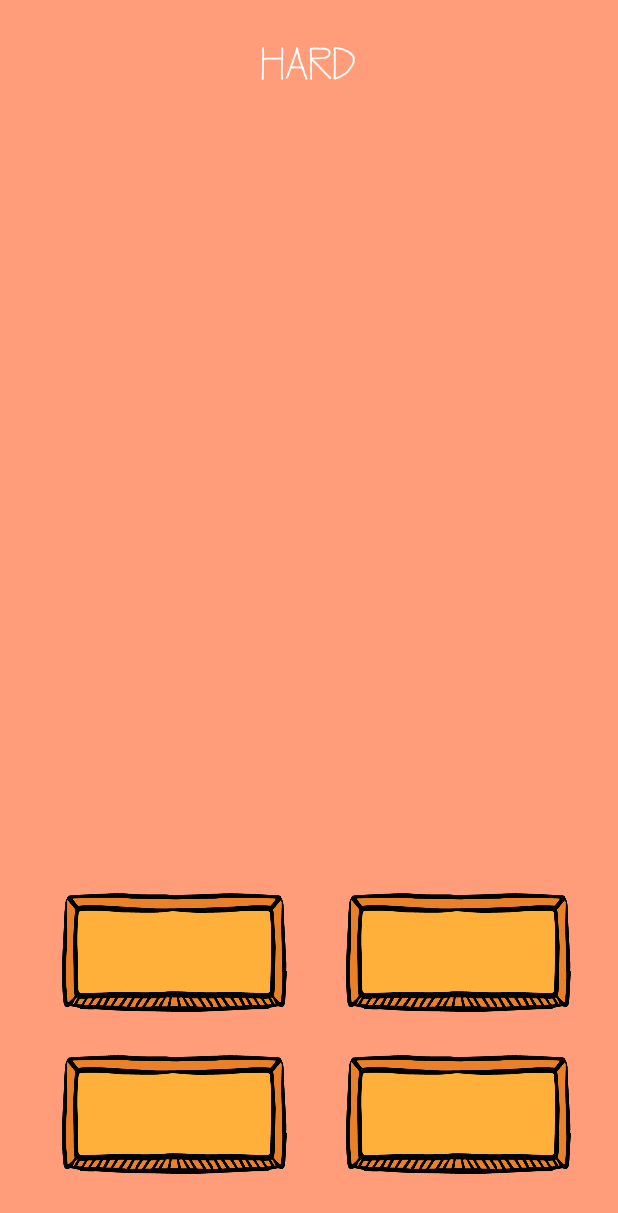
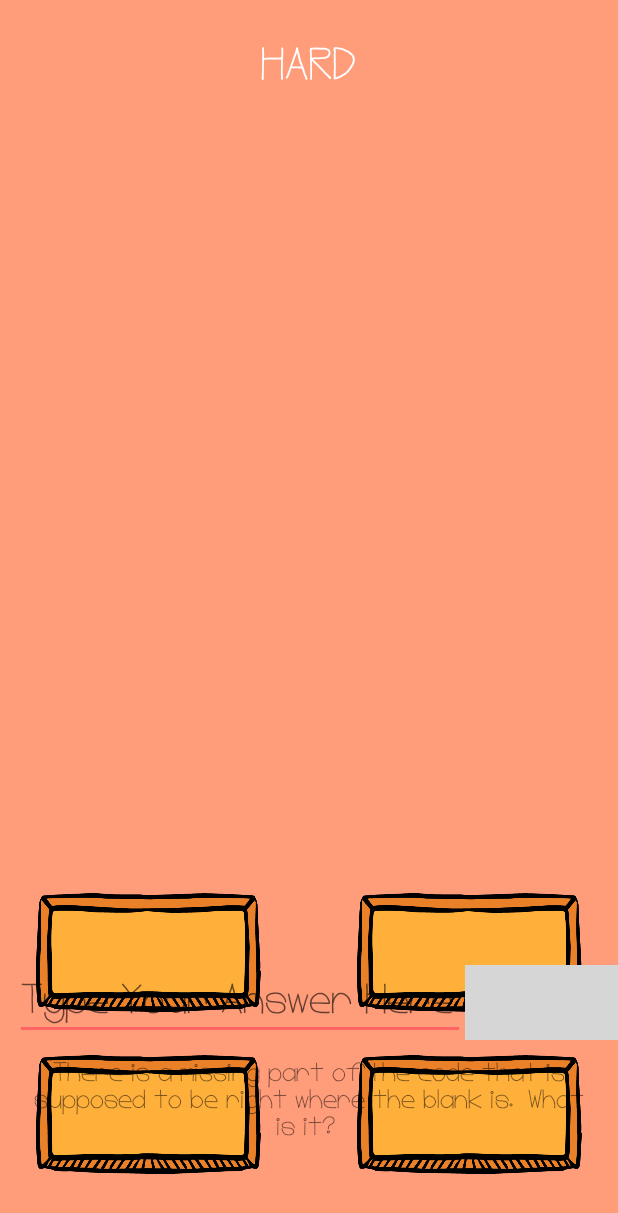
Before and after one commit to Maureen046/Ducktype3, an Android app: the layout activity_level_three_container.xml on its own in the app's theme, with its tools: preview values and no code run, on a phone screen of 412 x 824 dp. Shown: the top 1213 px of the screen. Run offline under Robolectric (Android 15) with nearby library versions, the phone set to English and light mode, and no system bars; grey boxes are pictures that could not be loaded.

Commit message:
level 1 and 2 partially finished

```diff
--- a/app/src/main/res/drawable/music_toggle_button.xml
+++ /dev/null
@@ -1,6 +0,0 @@
-<?xml version="1.0" encoding="utf-8"?>
-<selector xmlns:android="http://schemas.android.com/apk/res/android">
-    <item android:drawable="@drawable/music_on" android:state_checked="false" android:text= "@null"/>
-    <item android:drawable="@drawable/music_off" android:state_checked="true" android:text="@null" android:layout_width="75dp"/>
-
-</selector>
--- a/app/src/main/res/layout/activity_level_three_container.xml
+++ b/app/src/main/res/layout/activity_level_three_container.xml
@@ -4,9 +4,10 @@
     xmlns:tools="http://schemas.android.com/tools"
     android:layout_width="match_parent"
     android:layout_height="match_parent"
+    android:background="@color/level4"
     android:orientation="vertical"
-    android:background="@color/level4"
-    tools:context=".Level3.LevelThreeContainerActivity">
+    tools:context=".Level3.LevelThreeContainerActivity"
+    android:id="@+id/ParentView">
 
     <LinearLayout
         android:layout_width="match_parent"
@@ -36,17 +37,13 @@
         android:focusable="true">
 
         <FrameLayout
-            android:id="@+id/LevelThreeCodeLanding"
             android:layout_width="match_parent"
-            android:layout_height="match_parent">
-
-        </FrameLayout>
+            android:layout_height="286dp"
+            android:paddingTop="50dp">
 
             <LinearLayout
                 android:layout_width="match_parent"
-            android:layout_height="242dp"
-            android:layout_alignParentStart="true"
-            android:layout_alignParentTop="false"
+                android:layout_height="match_parent"
                 android:layout_marginStart="0dp"
                 android:layout_marginTop="0dp"
                 android:gravity="center"
@@ -67,6 +64,18 @@
                     android:visibility="visible" />
             </LinearLayout>
 
+            <ImageView
+                android:id="@+id/LevelThreeImageCodeLanding"
+                android:layout_width="368dp"
+                android:layout_height="match_parent"
+                android:layout_gravity="center" />
+        </FrameLayout>
+
+        <RelativeLayout
+            android:id="@+id/ChoicesButtons"
+            android:layout_width="match_parent"
+            android:layout_height="273dp"
+            android:layout_alignParentBottom="true">
 
             <ImageButton
                 android:id="@+id/lvl3Frag3_choice1"
@@ -74,7 +83,7 @@
                 android:layout_height="79dp"
                 android:layout_alignParentStart="true"
                 android:layout_alignParentBottom="true"
-            android:layout_marginStart="41dp"
+                android:layout_marginStart="24dp"
                 android:layout_marginBottom="149dp"
                 android:background="@null"
                 android:scaleType="fitXY"
@@ -87,7 +96,7 @@
                 android:layout_alignTop="@+id/lvl3Frag3_choice1"
                 android:layout_alignParentEnd="true"
                 android:layout_marginTop="0dp"
-            android:layout_marginEnd="31dp"
+                android:layout_marginEnd="24dp"
                 android:background="@null"
                 android:scaleType="fitXY"
                 android:src="@drawable/choices_button_pressed" />
@@ -118,15 +127,16 @@
 
             <TextView
                 android:id="@+id/LevelThreeFirstChoiceText"
-            android:layout_width="132dp"
-            android:layout_height="33dp"
+                android:layout_width="130dp"
+                android:layout_height="40dp"
                 android:layout_alignTop="@+id/lvl3Frag3_choice1"
                 android:layout_alignEnd="@+id/lvl3Frag3_choice1"
                 android:layout_alignBottom="@+id/lvl3Frag3_choice1"
                 android:layout_centerHorizontal="true"
                 android:layout_marginTop="26dp"
-            android:layout_marginEnd="8dp"
-            android:layout_marginBottom="20dp"
+                android:layout_marginEnd="10dp"
+                android:layout_marginBottom="13dp"
+                android:clickable="false"
                 android:fontFamily="@font/mostly_mono"
                 android:text=""
                 android:textAlignment="center"
@@ -134,8 +144,8 @@
 
             <TextView
                 android:id="@+id/LevelThreeSecondChoiceText"
-            android:layout_width="132dp"
-            android:layout_height="33dp"
+                android:layout_width="123dp"
+                android:layout_height="40dp"
                 android:layout_alignStart="@+id/lvl3Frag3_choice2"
                 android:layout_alignTop="@+id/lvl3Frag3_choice2"
                 android:layout_alignEnd="@+id/lvl3Frag3_choice2"
@@ -144,7 +154,9 @@
                 android:layout_marginStart="14dp"
                 android:layout_marginTop="27dp"
                 android:layout_marginEnd="13dp"
-            android:layout_marginBottom="21dp"
+                android:layout_marginBottom="12dp"
+                android:clickable="false"
+                android:focusable="false"
                 android:fontFamily="@font/mostly_mono"
                 android:text=""
                 android:textAlignment="center"
@@ -153,7 +165,7 @@
             <TextView
                 android:id="@+id/LevelThreeThirdChoiceText"
                 android:layout_width="129dp"
-            android:layout_height="33dp"
+                android:layout_height="44dp"
                 android:layout_alignStart="@+id/lvl3Frag3_choice3"
                 android:layout_alignTop="@+id/lvl3Frag3_choice3"
                 android:layout_alignEnd="@+id/lvl3Frag3_choice3"
@@ -162,7 +174,9 @@
                 android:layout_marginStart="11dp"
                 android:layout_marginTop="24dp"
                 android:layout_marginEnd="10dp"
-            android:layout_marginBottom="20dp"
+                android:layout_marginBottom="11dp"
+                android:clickable="false"
+                android:focusable="false"
                 android:fontFamily="@font/mostly_mono"
                 android:text=""
                 android:textAlignment="center"
@@ -170,22 +184,83 @@
 
             <TextView
                 android:id="@+id/LevelThreeLastChoiceText"
-            android:layout_width="132dp"
-            android:layout_height="33dp"
+                android:layout_width="129dp"
+                android:layout_height="44dp"
                 android:layout_alignStart="@+id/lvl3Frag3_choice4"
                 android:layout_alignTop="@+id/lvl3Frag3_choice4"
                 android:layout_alignEnd="@+id/lvl3Frag3_choice4"
                 android:layout_alignBottom="@+id/lvl3Frag3_choice4"
                 android:layout_centerHorizontal="true"
                 android:layout_marginStart="12dp"
-            android:layout_marginTop="24dp"
-            android:layout_marginEnd="12dp"
-            android:layout_marginBottom="17dp"
+                android:layout_marginTop="22dp"
+                android:layout_marginEnd="9dp"
+                android:layout_marginBottom="13dp"
+                android:clickable="false"
+                android:focusable="false"
                 android:fontFamily="@font/mostly_mono"
                 android:text=""
                 android:textAlignment="center"
                 android:textColor="@color/colorText" />
+        </RelativeLayout>
 
+        <FrameLayout
+            android:id="@+id/LevelThreeCodeAnswerLanding"
+            android:layout_width="match_parent"
+            android:layout_height="251dp"
+            android:layout_alignParentBottom="true">
+
+            <LinearLayout
+                android:layout_width="match_parent"
+                android:layout_height="255dp"
+                android:layout_gravity="bottom"
+                android:clickable="true"
+                android:focusable="true"
+                android:gravity="center"
+                android:orientation="vertical">
+
+
+                <LinearLayout
+                    android:layout_width="match_parent"
+                    android:layout_height="76dp"
+                    android:gravity="center"
+                    android:paddingLeft="10dp"
+                    android:orientation="horizontal">
+
+                    <EditText
+                        android:id="@+id/ANSWER_HERE_EDITTEXT"
+                        android:layout_width="wrap_content"
+                        android:layout_height="wrap_content"
+                        android:ems="10"
+                        android:fontFamily="@font/mostly_mono"
+                        android:hint="Type Your Answer Here"
+                        android:inputType="text"
+                        android:textColor="@color/white"
+                        android:textSize="28sp" />
+
+                    <ImageButton
+                        android:id="@+id/SUBMIT_HERE_BUTTON"
+                        android:layout_width="wrap_content"
+                        android:layout_height="50dp"
+                        android:layout_weight="1"
+                        android:background="@null"
+                        android:scaleType="fitCenter"
+                        android:src="@drawable/submit_button_pressed" />
+                </LinearLayout>
+
+                <TextView
+                    android:id="@+id/textView7"
+                    android:layout_width="match_parent"
+                    android:layout_height="wrap_content"
+                    android:fontFamily="@font/mostly_mono"
+                    android:paddingLeft="15dp"
+                    android:paddingRight="15dp"
+                    android:text="There is a missing part of the code that is supposed to be right where the blank is. What is it?"
+                    android:textAlignment="center"
+                    android:textSize="18sp" />
+
+            </LinearLayout>
+
+        </FrameLayout>
 
     </RelativeLayout>
 
```
Also changed, not shown: app/src/main/java/com/example/truel/ducktype3/BackgroundMusicService.java (+0 -9 lines), app/src/main/java/com/example/truel/ducktype3/Helper/General.java (+7 -1 lines), app/src/main/java/com/example/truel/ducktype3/Level1/LevelOneContainerActivity.java (+24 -0 lines), app/src/main/java/com/example/truel/ducktype3/MainMenuActivity.java (+17 -1 lines), app/src/main/res/layout/activity_level_one_container.xml (+13 -4 lines), app/src/main/res/layout/activity_level_two_container.xml (+24 -11 lines), app/src/main/res/drawable/music_off.png (deleted), app/src/main/res/drawable/music_on.png (deleted). Lines whose indentation alone changed are shown as unchanged.
